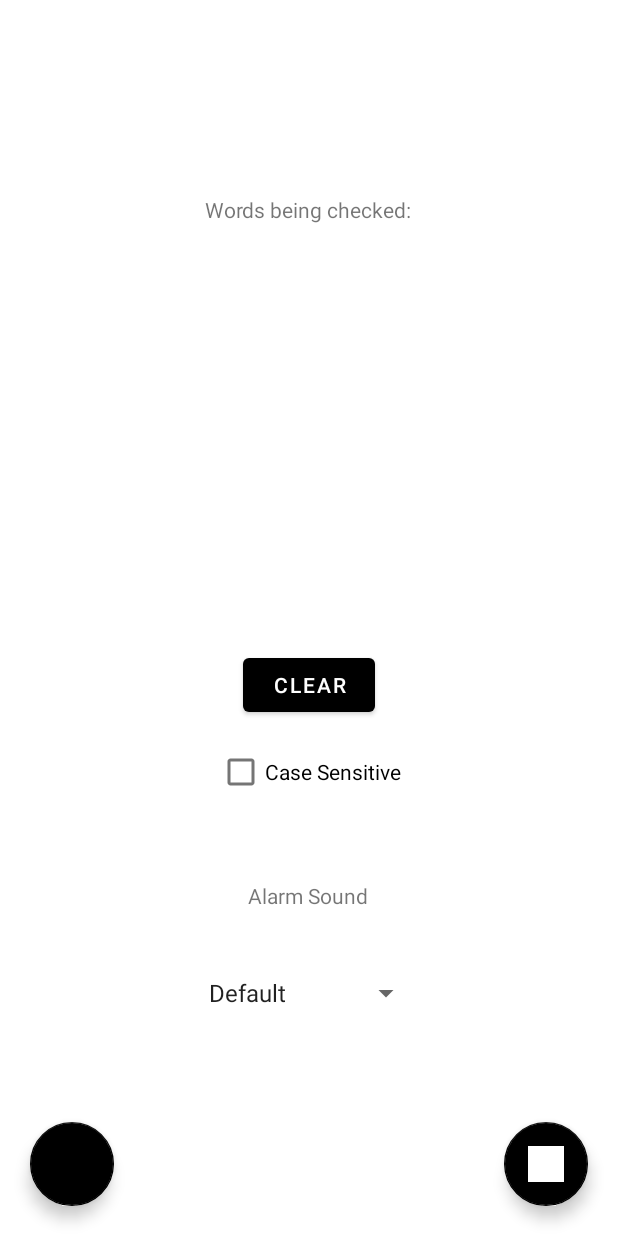
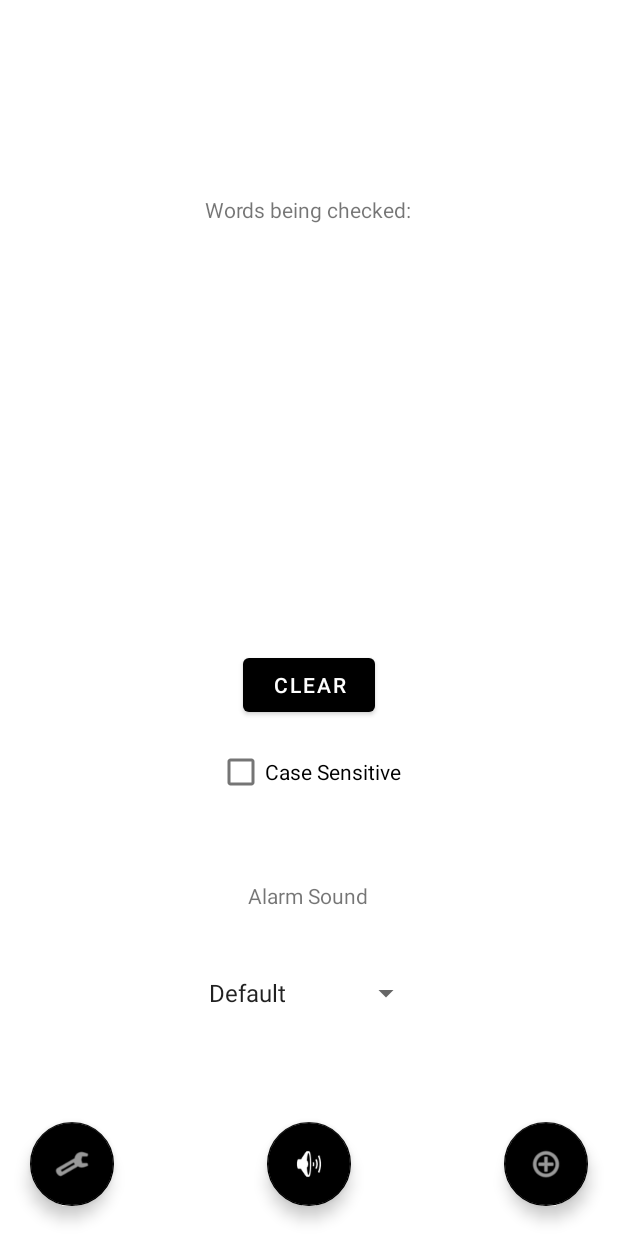
Before and after one commit to TofuStore/NotificationAlarm, an Android app: the screen it shows after launch (MainActivity), on a phone screen of 412 x 824 dp. Run offline under Robolectric (Android 15) with nearby library versions, the light colour scheme and no system bars.

Commit message:
added a button for android notification settings and added icons to them

```diff
--- a/app/src/main/java/com/example/thisotheraccount/notificationalarm/MainActivity.java
+++ b/app/src/main/java/com/example/thisotheraccount/notificationalarm/MainActivity.java
@@ -96,8 +96,7 @@ public class MainActivity extends AppCompatActivity implements MyListener{
         //Log.v("number of words", "" + keywords.size());
         wordlist.setText(display);
 
-        //turn this into a button
-        startActivity(new Intent(Settings.ACTION_NOTIFICATION_LISTENER_SETTINGS));
+
 
 
         if (Build.VERSION.SDK_INT >= Build.VERSION_CODES.O) {
@@ -138,6 +137,14 @@ public class MainActivity extends AppCompatActivity implements MyListener{
             @Override
             public void onClick(View view) {
                 notificationManager.notify(1, builder.build());
+            }
+        });
+
+        FloatingActionButton fab3 = findViewById(R.id.settingsButton);
+        fab3.setOnClickListener(new View.OnClickListener() {
+            @Override
+            public void onClick(View view) {
+                startActivity(new Intent(Settings.ACTION_NOTIFICATION_LISTENER_SETTINGS));
             }
         });
 
@@ -268,7 +275,7 @@ public class MainActivity extends AppCompatActivity implements MyListener{
         SharedPreferences sharedPref = getSharedPreferences("FileName",0);
         SharedPreferences.Editor prefEditor = sharedPref.edit();
         prefEditor.putInt("userChoiceSpinner",alarmNumber);
-        prefEditor.commit();
+        prefEditor.apply();
     }
 
     public void loadSpinner(Spinner spinner){
--- a/app/src/main/res/layout/activity_main.xml
+++ b/app/src/main/res/layout/activity_main.xml
@@ -16,7 +16,7 @@
         android:layout_marginEnd="20dp"
         android:layout_marginBottom="20dp"
         android:contentDescription="create button"
-        android:src="@drawable/ic_launcher_background"
+        android:src="@android:drawable/ic_menu_add"
         card_view:layout_constraintBottom_toBottomOf="parent"
         card_view:layout_constraintEnd_toEndOf="parent" />
 
@@ -25,11 +25,14 @@
         android:layout_width="wrap_content"
         android:layout_height="432dp"
         android:layout_gravity="end|bottom"
-        android:layout_marginStart="20dp"
+        android:layout_marginStart="101dp"
+        android:layout_marginEnd="102dp"
         android:layout_marginBottom="20dp"
+        android:contentDescription="TODO"
+        android:src="@android:drawable/ic_lock_silent_mode_off"
         card_view:layout_constraintBottom_toBottomOf="parent"
-        card_view:layout_constraintStart_toStartOf="parent"
-        android:contentDescription="TODO" />
+        card_view:layout_constraintEnd_toStartOf="@+id/fab"
+        card_view:layout_constraintStart_toEndOf="@+id/settingsButton" />
 
     <TextView
         android:id="@+id/textView"
@@ -99,5 +102,16 @@
         card_view:layout_constraintStart_toStartOf="parent"
         card_view:layout_constraintTop_toBottomOf="@+id/checkBox" />
 
+    <com.google.android.material.floatingactionbutton.FloatingActionButton
+        android:id="@+id/settingsButton"
+        android:layout_width="wrap_content"
+        android:layout_height="wrap_content"
+        android:layout_marginStart="20dp"
+        android:layout_marginBottom="20dp"
+        android:clickable="true"
+        card_view:layout_constraintBottom_toBottomOf="parent"
+        card_view:layout_constraintStart_toStartOf="parent"
+        card_view:srcCompat="@android:drawable/ic_menu_preferences" />
+
 
 </androidx.constraintlayout.widget.ConstraintLayout>
```
